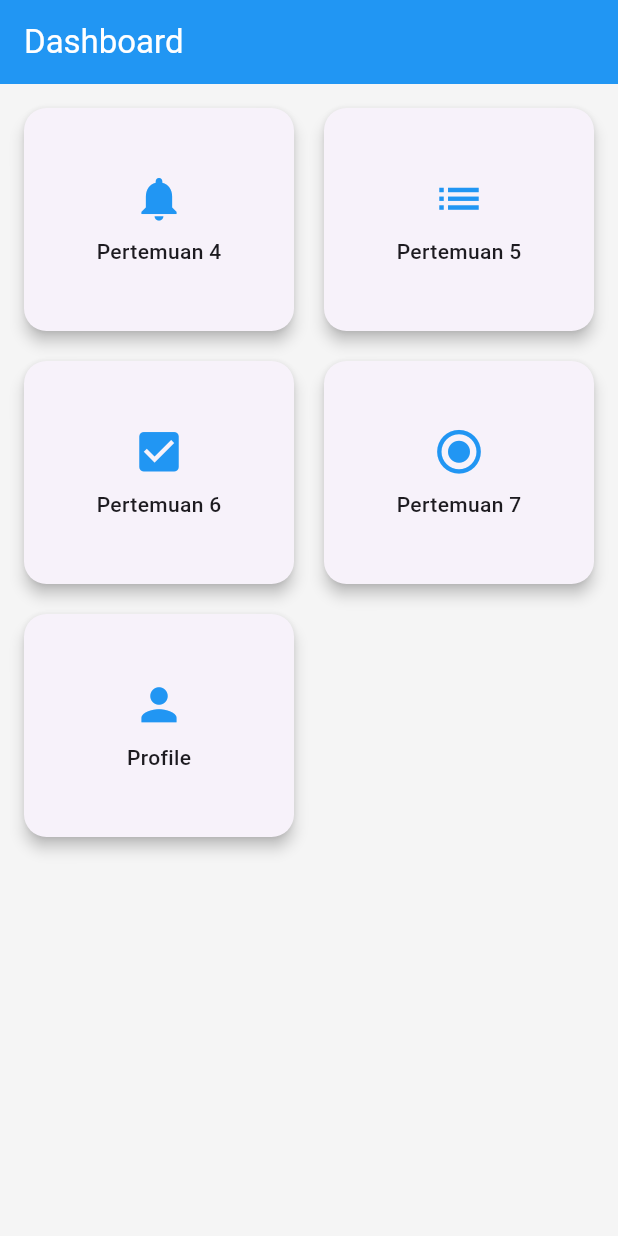
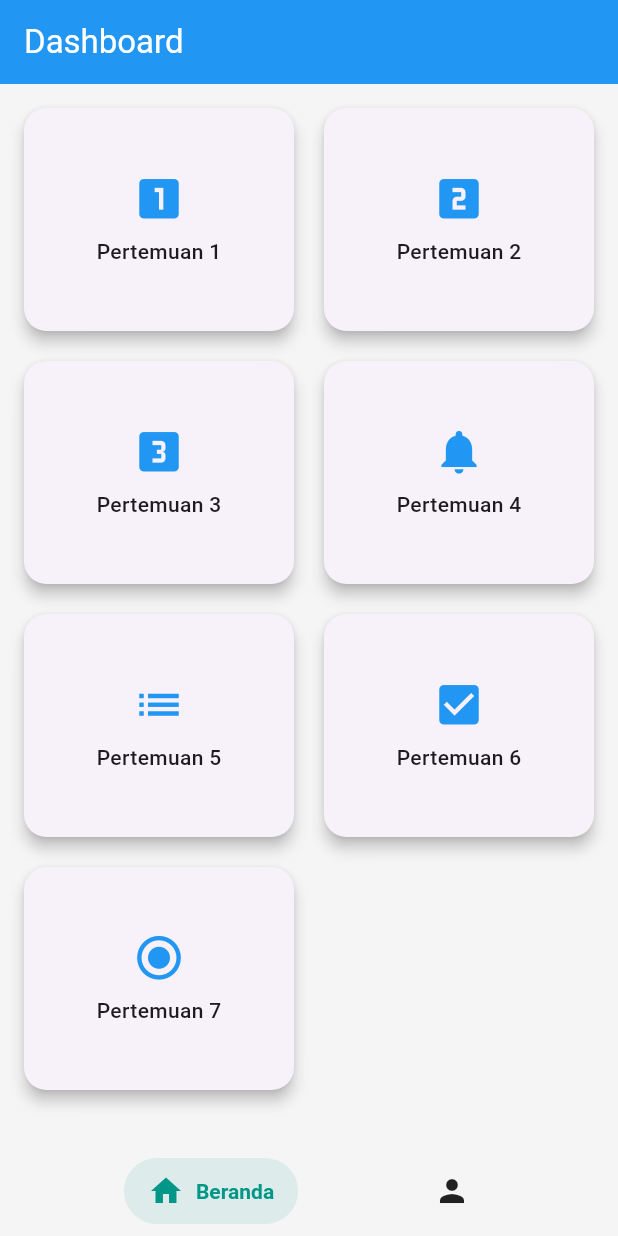
Before and after one commit to Yodeccola/mobile_app_tugas, a Flutter app: the screen it shows after launch, on a phone screen of 412 x 824 dp. Run offline on Flutter 3.47's test engine with Material 3 defaults, Android fonts, the phone set to English and light mode, and no system bars; drawn by our look-alikes of salomon_bottom_bar; our stand-ins replace fluttertoast.

Commit message:
Final UTS - Bottom Nav + Grid Beranda

```diff
--- a/lib/main.dart
+++ b/lib/main.dart
@@ -1,5 +1,6 @@
 import 'package:flutter/material.dart';
-import 'pages/beranda_page.dart';
+import 'pages/home_page.dart';
+
 
 void main() {
   runApp(MyApp());
@@ -18,7 +19,7 @@ class MyApp extends StatelessWidget {
         foregroundColor: Colors.white,
       ),
     ),
-    home: const BerandaPage(),
+    home: const HomePage(),
   );
 }
 }
--- a/lib/pages/beranda_page.dart
+++ b/lib/pages/beranda_page.dart
@@ -2,8 +2,10 @@ import 'package:flutter/material.dart';
 import 'dialog_page.dart';
 import 'list_page.dart';
 import 'checkbox_page.dart';
-import 'profile_page.dart';
 import 'radio_page.dart';
+import 'p1_page.dart';
+import 'p2_page.dart';
+import 'p3_page.dart';
 
 class BerandaPage extends StatelessWidget {
   const BerandaPage({super.key});
@@ -39,11 +41,13 @@ class BerandaPage extends StatelessWidget {
   @override
   Widget build(BuildContext context) {
     final items = [
+      {"title": "Pertemuan 1", "icon": Icons.looks_one, "page": const P1Page()},
+      {"title": "Pertemuan 2", "icon": Icons.looks_two, "page": const P2Page()},
+      {"title": "Pertemuan 3", "icon": Icons.looks_3, "page": const P3Page()},
       {"title": "Pertemuan 4", "icon": Icons.notifications, "page": const DialogPage()},
       {"title": "Pertemuan 5", "icon": Icons.list, "page": const ListPage()},
       {"title": "Pertemuan 6", "icon": Icons.check_box, "page": const CheckboxPage()},
       {"title": "Pertemuan 7", "icon": Icons.radio_button_checked, "page": const RadioPage()},
-      {"title": "Profile", "icon": Icons.person, "page": const ProfilePage()},
     ];
 
     return Scaffold(
--- /dev/null
+++ b/lib/pages/home_page.dart
@@ -0,0 +1,44 @@
+import 'package:flutter/material.dart';
+import 'package:salomon_bottom_bar/salomon_bottom_bar.dart';
+import 'beranda_page.dart';
+import 'profile_page.dart';
+
+class HomePage extends StatefulWidget {
+  const HomePage({super.key});
+
+  @override
+  State<HomePage> createState() => _HomePageState();
+}
+
+class _HomePageState extends State<HomePage> {
+  int currentIndex = 0;
+
+  final List<Widget> pages = const [
+    BerandaPage(),
+    ProfilePage(),
+  ];
+
+  @override
+  Widget build(BuildContext context) {
+    return Scaffold(
+      body: pages[currentIndex],
+
+      bottomNavigationBar: SalomonBottomBar(
+        currentIndex: currentIndex,
+        onTap: (i) => setState(() => currentIndex = i),
+        items: [
+          SalomonBottomBarItem(
+            icon: const Icon(Icons.home),
+            title: const Text("Beranda"),
+            selectedColor: Colors.teal,
+          ),
+          SalomonBottomBarItem(
+            icon: const Icon(Icons.person),
+            title: const Text("Profile"),
+            selectedColor: Colors.pink,
+          ),
+        ],
+      ),
+    );
+  }
+}
--- a/lib/pages/list_page.dart
+++ b/lib/pages/list_page.dart
@@ -1,8 +1,10 @@
 import 'package:flutter/material.dart';
 import 'dialog_page.dart';
 import 'checkbox_page.dart';
-import 'profile_page.dart';
 import 'radio_page.dart';
+import 'p1_page.dart';
+import 'p2_page.dart';
+import 'p3_page.dart';
 
 class ListPage extends StatelessWidget {
   const ListPage({super.key});
@@ -30,10 +32,13 @@ class ListPage extends StatelessWidget {
       appBar: AppBar(title: const Text("List Menu")),
       body: ListView(
         children: [
+          menuItem(context, "Pertemuan 1", Icons.looks_one, const P1Page()),
+          menuItem(context, "Pertemuan 2", Icons.looks_two, const P2Page()),
+          menuItem(context, "Pertemuan 3", Icons.looks_3, const P3Page()),
           menuItem(context, "Pertemuan 4", Icons.notifications, const DialogPage()),
+          menuItem(context, "Pertemuan 5", Icons.list, const ListPage()),
           menuItem(context, "Pertemuan 6", Icons.check_box, const CheckboxPage()),
           menuItem(context, "Pertemuan 7", Icons.radio_button_checked, const RadioPage()),
-          menuItem(context, "Profile", Icons.person, const ProfilePage()),
         ],
       ),
     );
--- a/pubspec.yaml
+++ b/pubspec.yaml
@@ -35,6 +35,7 @@ dependencies:
   # The following adds the Cupertino Icons font to your application.
   # Use with the CupertinoIcons class for iOS style icons.
   cupertino_icons: ^1.0.8
+  salomon_bottom_bar: ^3.3.2
 
 dev_dependencies:
   flutter_test:
```
Also changed, not shown: lib/pages/p1_page.dart (added, +78 -0 lines), lib/pages/p2_page.dart (added, +109 -0 lines), lib/pages/p3_page.dart (added, +66 -0 lines), lib/pages/p3_second_page.dart (added, +37 -0 lines), pubspec.lock.
